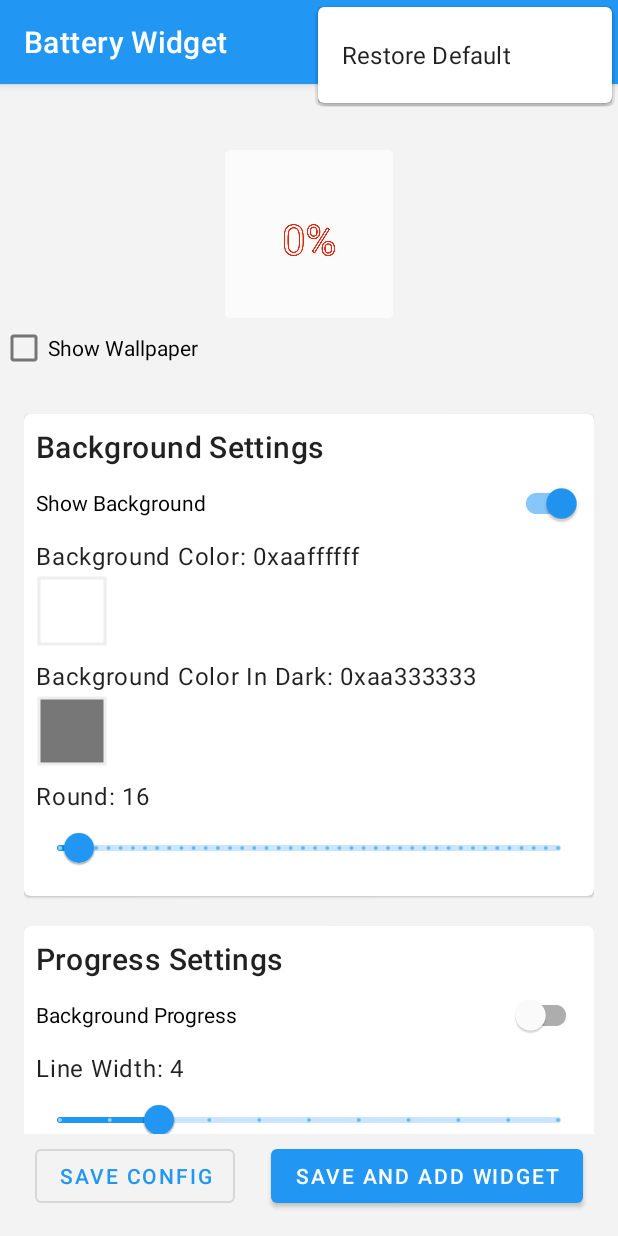
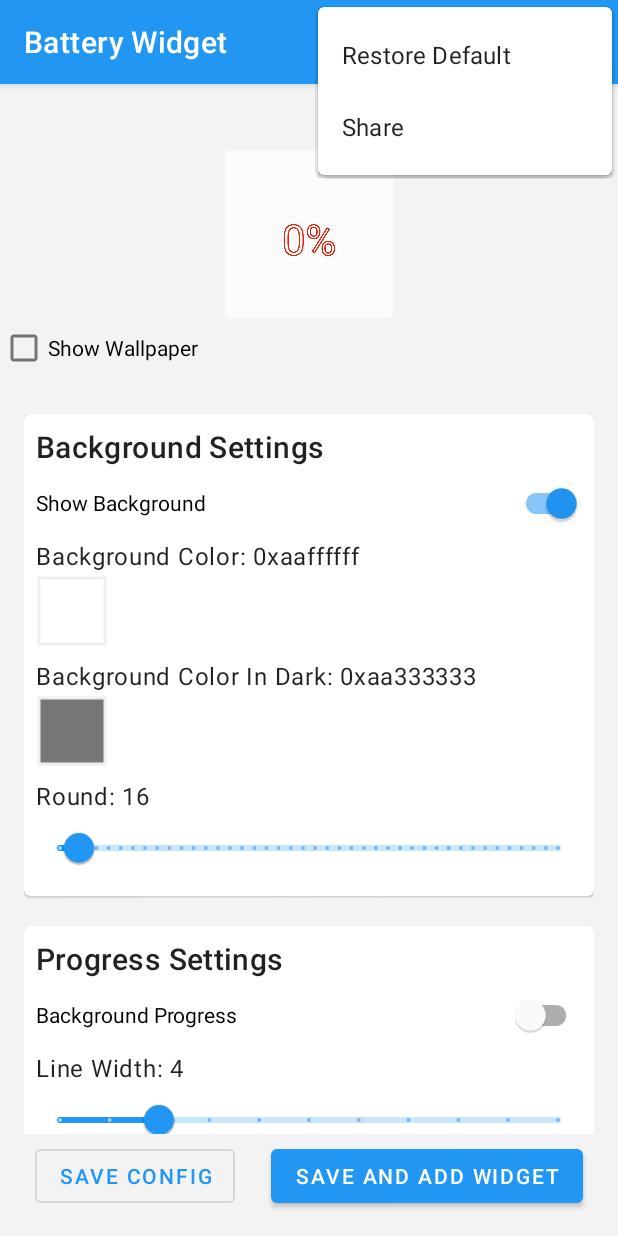
Before and after one commit to xckevin/AndroidBatteryWidget, an Android app: the screen it shows after launch (MainActivity), with the options menu open, on a phone screen of 412 x 824 dp. Run offline under Robolectric (Android 15) with nearby library versions, the phone set to English and light mode, and no system bars; libraries missing offline, so code that uses them is left out: com.alibaba.fastjson, com.flask.colorpicker; 5 statements that could not run were skipped.

Commit message:
support share app

```diff
--- a/app/src/main/java/com/github/xckevin927/android/battery/widget/activity/MainActivity.java
+++ b/app/src/main/java/com/github/xckevin927/android/battery/widget/activity/MainActivity.java
@@ -38,6 +38,7 @@ import com.github.xckevin927.android.battery.widget.service.WidgetUpdateService;
 import com.github.xckevin927.android.battery.widget.utils.AFunc1;
 import com.github.xckevin927.android.battery.widget.utils.BatteryUtil;
 import com.github.xckevin927.android.battery.widget.utils.BatteryWidgetPrefHelper;
+import com.github.xckevin927.android.battery.widget.utils.ShareUtil;
 import com.github.xckevin927.android.battery.widget.utils.Utils;
 import com.google.android.material.button.MaterialButton;
 import com.google.android.material.checkbox.MaterialCheckBox;
@@ -198,6 +199,8 @@ public class MainActivity extends AppCompatActivity {
             widgetPref = new BatteryWidgetPref();
             setUpViews();
             renderBatteryWidget();
+        } else if (item.getItemId() == R.id.id_share) {
+            ShareUtil.share(this);
         }
         return super.onOptionsItemSelected(item);
     }
--- a/app/src/main/res/menu/menu_main.xml
+++ b/app/src/main/res/menu/menu_main.xml
@@ -4,6 +4,10 @@
 
     <item
         android:id="@+id/id_restore_default"
-        android:title="@string/restore_default"
+        android:title="@string/menu_restore_default"
+        app:showAsAction="never" />
+    <item
+        android:id="@+id/id_share"
+        android:title="@string/menu_share"
         app:showAsAction="never" />
 </menu>
--- a/app/src/main/res/values/strings.xml
+++ b/app/src/main/res/values/strings.xml
@@ -16,6 +16,10 @@
     <string name="save_config">Save Config</string>
     <string name="save_and_add_widget">Save And Add Widget</string>
     <string name="background_settings">Background Settings</string>
-    <string name="restore_default">Restore Default</string>
     <string name="choose_color">Choose Color</string>
+    <string name="menu_restore_default">Restore Default</string>
+    <string name="menu_share">Share</string>
+
+    <string name="share_title">Share</string>
+    <string name="share_content">I found a cool app: https://play.google.com/store/apps/details?id=%s</string>
 </resources>
```
Also changed, not shown: app/src/main/java/com/github/xckevin927/android/battery/widget/utils/ShareUtil.java (added, +22 -0 lines).
